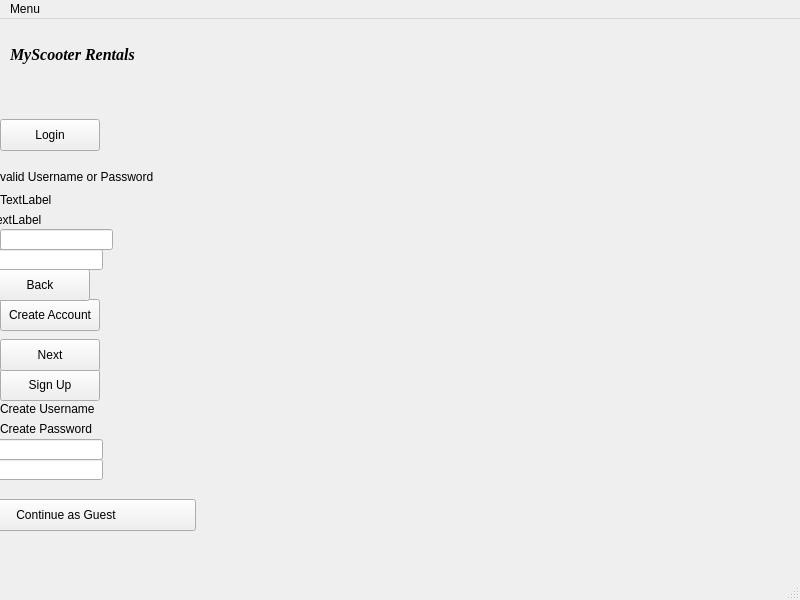
First picture: the form in mainwindow.ui, repository DanielleSamaroo/Group-5-Scooters, before the edit.
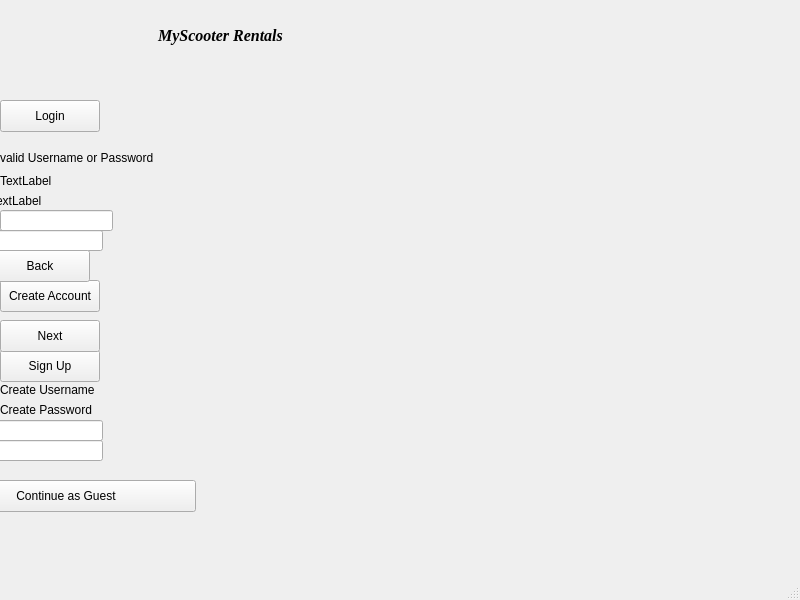
Second picture: the form after the edit. Icons and pictures are not drawn.

```diff
--- a/mainwindow.ui
+++ b/mainwindow.ui
@@ -75,6 +75,33 @@
       <height>21</height>
      </rect>
     </property>
+    <property name="palette">
+     <palette>
+      <active>
+       <colorrole role="Text">
+        <brush brushstyle="SolidPattern">
+         <color alpha="255">
+          <red>255</red>
+          <green>255</green>
+          <blue>255</blue>
+         </color>
+        </brush>
+       </colorrole>
+      </active>
+      <inactive>
+       <colorrole role="Text">
+        <brush brushstyle="SolidPattern">
+         <color alpha="255">
+          <red>255</red>
+          <green>255</green>
+          <blue>255</blue>
+         </color>
+        </brush>
+       </colorrole>
+      </inactive>
+      <disabled/>
+     </palette>
+    </property>
    </widget>
    <widget class="QLineEdit" name="lineEdit_2">
     <property name="geometry">
@@ -85,6 +112,51 @@
       <height>21</height>
      </rect>
     </property>
+    <property name="palette">
+     <palette>
+      <active>
+       <colorrole role="WindowText">
+        <brush brushstyle="SolidPattern">
+         <color alpha="255">
+          <red>255</red>
+          <green>255</green>
+          <blue>255</blue>
+         </color>
+        </brush>
+       </colorrole>
+       <colorrole role="Text">
+        <brush brushstyle="SolidPattern">
+         <color alpha="255">
+          <red>255</red>
+          <green>255</green>
+          <blue>255</blue>
+         </color>
+        </brush>
+       </colorrole>
+      </active>
+      <inactive>
+       <colorrole role="WindowText">
+        <brush brushstyle="SolidPattern">
+         <color alpha="255">
+          <red>255</red>
+          <green>255</green>
+          <blue>255</blue>
+         </color>
+        </brush>
+       </colorrole>
+       <colorrole role="Text">
+        <brush brushstyle="SolidPattern">
+         <color alpha="255">
+          <red>255</red>
+          <green>255</green>
+          <blue>255</blue>
+         </color>
+        </brush>
+       </colorrole>
+      </inactive>
+      <disabled/>
+     </palette>
+    </property>
    </widget>
    <widget class="QPushButton" name="pushButton_3">
     <property name="geometry">
@@ -145,6 +217,9 @@
     <property name="text">
      <string>MyScooter Rentals</string>
     </property>
+    <property name="alignment">
+     <set>Qt::AlignCenter</set>
+    </property>
    </widget>
    <widget class="QLabel" name="label_6">
     <property name="geometry">
@@ -181,6 +256,33 @@
       <height>21</height>
      </rect>
     </property>
+    <property name="palette">
+     <palette>
+      <active>
+       <colorrole role="Text">
+        <brush brushstyle="SolidPattern">
+         <color alpha="255">
+          <red>255</red>
+          <green>255</green>
+          <blue>255</blue>
+         </color>
+        </brush>
+       </colorrole>
+      </active>
+      <inactive>
+       <colorrole role="Text">
+        <brush brushstyle="SolidPattern">
+         <color alpha="255">
+          <red>255</red>
+          <green>255</green>
+          <blue>255</blue>
+         </color>
+        </brush>
+       </colorrole>
+      </inactive>
+      <disabled/>
+     </palette>
+    </property>
    </widget>
    <widget class="QLineEdit" name="lineEdit_6">
     <property name="geometry">
@@ -191,6 +293,33 @@
       <height>21</height>
      </rect>
     </property>
+    <property name="palette">
+     <palette>
+      <active>
+       <colorrole role="Text">
+        <brush brushstyle="SolidPattern">
+         <color alpha="255">
+          <red>255</red>
+          <green>255</green>
+          <blue>255</blue>
+         </color>
+        </brush>
+       </colorrole>
+      </active>
+      <inactive>
+       <colorrole role="Text">
+        <brush brushstyle="SolidPattern">
+         <color alpha="255">
+          <red>255</red>
+          <green>255</green>
+          <blue>255</blue>
+         </color>
+        </brush>
+       </colorrole>
+      </inactive>
+      <disabled/>
+     </palette>
+    </property>
    </widget>
    <widget class="QLabel" name="label_8">
     <property name="geometry">
@@ -257,22 +386,6 @@
     </property>
    </widget>
   </widget>
-  <widget class="QMenuBar" name="menubar">
-   <property name="geometry">
-    <rect>
-     <x>0</x>
-     <y>0</y>
-     <width>800</width>
-     <height>21</height>
-    </rect>
-   </property>
-   <widget class="QMenu" name="menuMenu">
-    <property name="title">
-     <string>Menu</string>
-    </property>
-   </widget>
-   <addaction name="menuMenu"/>
-  </widget>
   <widget class="QStatusBar" name="statusBar"/>
   <action name="actionHola">
    <property name="checkable">
```
